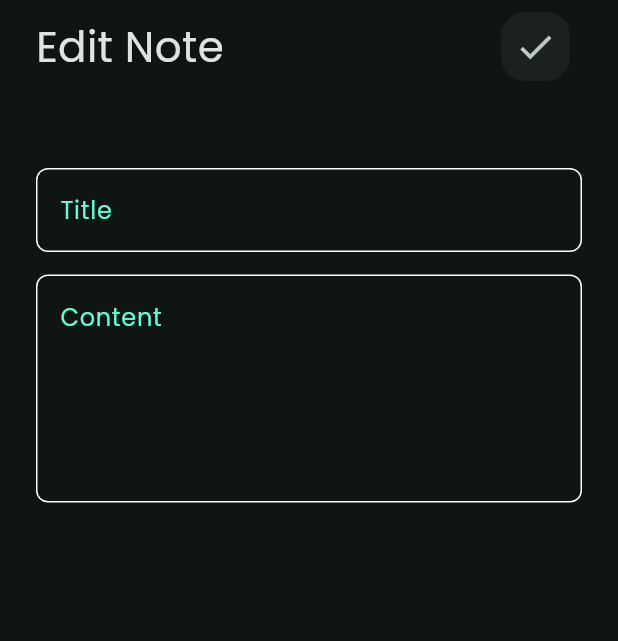
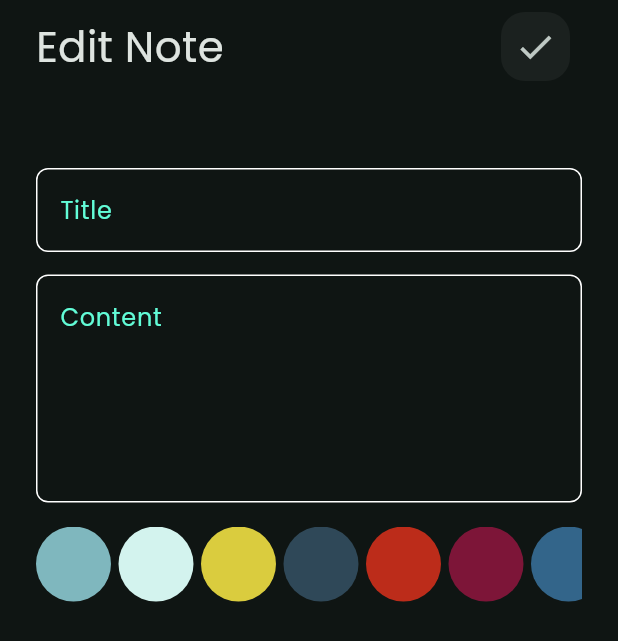
Before and after one commit to Kerofarah21/notes_app, a Flutter app: the EditNoteView screen opened directly with empty values, on a phone screen of 412 x 824 dp. Shown: the top 641 px of the screen. Run offline on Flutter 3.47's test engine with Material 3 defaults, Android fonts, the phone set to English and light mode, and no system bars; our stand-ins replace flutter_bloc, hive, hive_flutter; accounts and stored records are empty.

Commit message:
add colors list view to edit note view

```diff
--- a/lib/constants.dart
+++ b/lib/constants.dart
@@ -3,3 +3,14 @@ import 'package:flutter/material.dart';
 const kPrimaryColor = Color(0xff62FCD7);
 
 const kNotesBox = 'notes_box';
+
+List<Color> kColors = const [
+  Color(0xff7FB7BE),
+  Color(0xffD3F3EE),
+  Color(0xffDACC3E),
+  Color(0xff2f4858),
+  Color(0xffBC2C1A),
+  Color(0xff7D1538),
+  Color(0xff33658a),
+  Color(0xfff26419),
+];
--- /dev/null
+++ b/lib/views/widgets/edit_note_colors_list.dart
@@ -0,0 +1,62 @@
+import 'package:flutter/material.dart';
+
+import '../../constants.dart';
+import '../../models/note.dart';
+import 'color_item.dart';
+
+class EditNoteColorsList extends StatefulWidget {
+  const EditNoteColorsList({
+    super.key,
+    required this.note,
+  });
+
+  final Note note;
+
+  @override
+  State<EditNoteColorsList> createState() => _EditNoteColorsListState();
+}
+
+class _EditNoteColorsListState extends State<EditNoteColorsList> {
+  late int currentIndex;
+
+  @override
+  void initState() {
+    currentIndex = kColors.indexOf(
+      Color.from(
+        alpha: 1.0,
+        red: widget.note.colorRedValue,
+        green: widget.note.colorGreenValue,
+        blue: widget.note.colorBlueValue,
+      ),
+    );
+    super.initState();
+  }
+
+  @override
+  Widget build(BuildContext context) {
+    return SizedBox(
+      height: 50,
+      child: ListView.separated(
+        scrollDirection: Axis.horizontal,
+        itemBuilder: (context, index) => GestureDetector(
+          onTap: () {
+            setState(() {
+              currentIndex = index;
+              widget.note.colorRedValue = kColors[currentIndex].r;
+              widget.note.colorGreenValue = kColors[currentIndex].g;
+              widget.note.colorBlueValue = kColors[currentIndex].b;
+            });
+          },
+          child: ColorItem(
+            isActive: currentIndex == index,
+            color: kColors[index],
+          ),
+        ),
+        separatorBuilder: (context, index) => const SizedBox(
+          width: 5,
+        ),
+        itemCount: kColors.length,
+      ),
+    );
+  }
+}
--- a/lib/views/widgets/edit_note_view_body.dart
+++ b/lib/views/widgets/edit_note_view_body.dart
@@ -5,6 +5,7 @@ import '../../cubits/notes_cubit/notes_cubit.dart';
 import '../../models/note.dart';
 import 'custom_app_bar.dart';
 import 'custom_text_field.dart';
+import 'edit_note_colors_list.dart';
 
 class EditNoteViewBody extends StatelessWidget {
   EditNoteViewBody({
@@ -63,6 +64,12 @@ class EditNoteViewBody extends StatelessWidget {
                   textInputAction: TextInputAction.done,
                   controller: contentController,
                 ),
+                const SizedBox(
+                  height: 16,
+                ),
+                EditNoteColorsList(
+                  note: note,
+                ),
               ],
             ),
           ),
```
Also changed, not shown: lib/views/widgets/colors_list_view.dart (+6 -16 lines).
